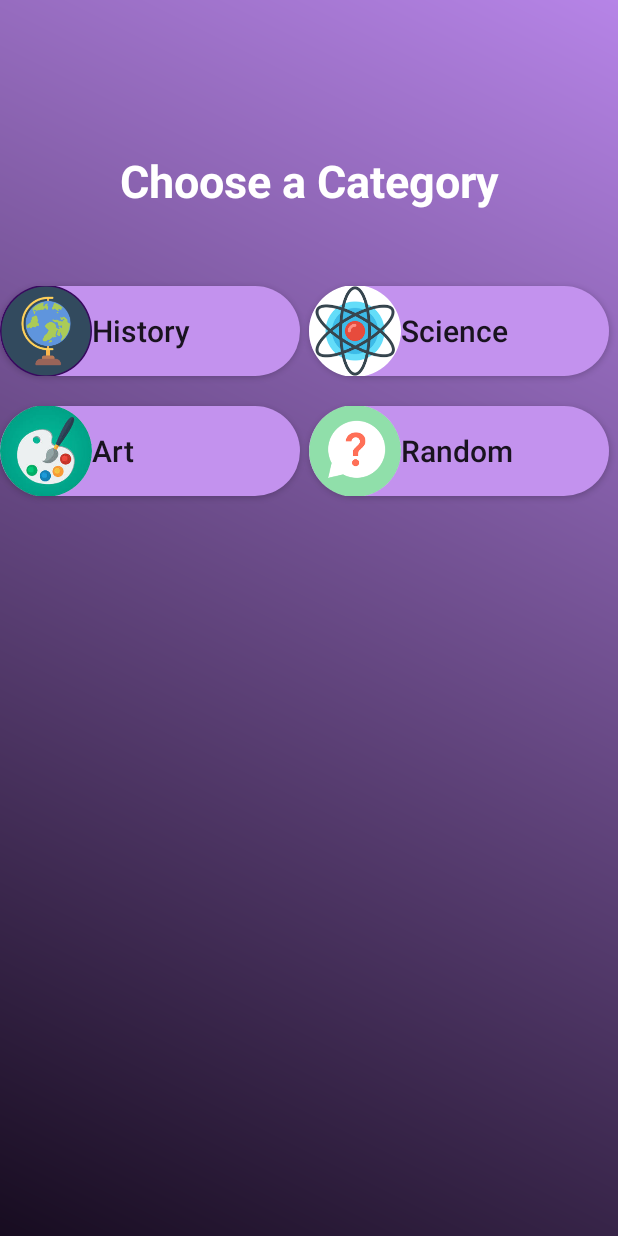
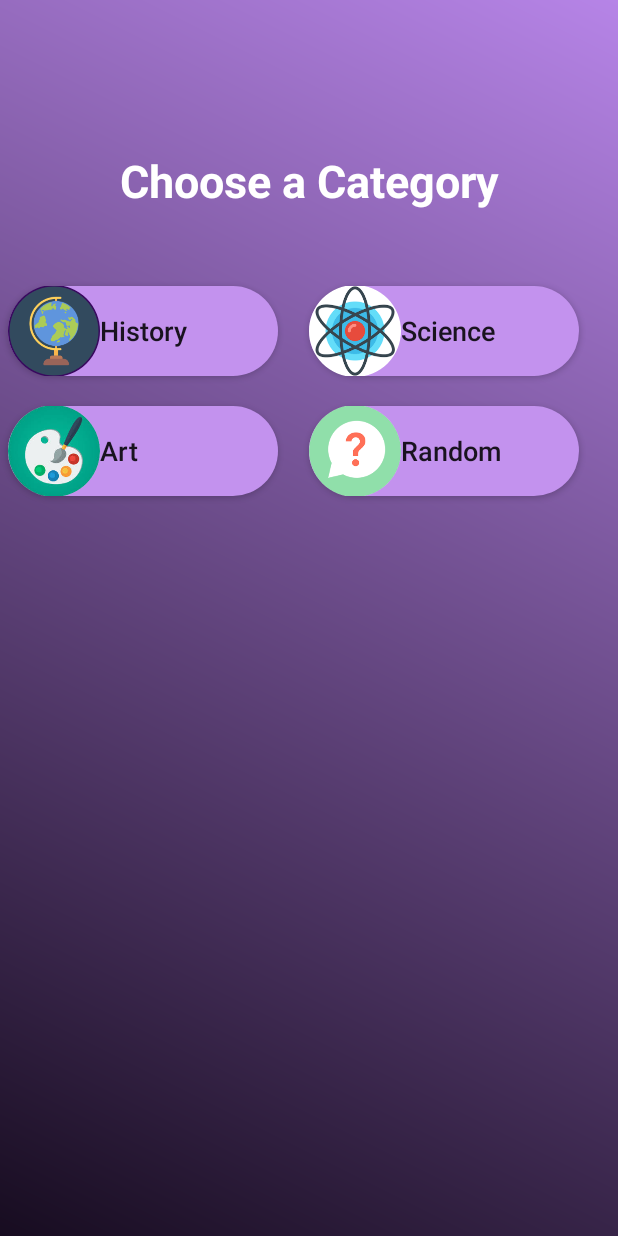
Before and after one commit to McComas-Developer/Fake-Or-Fact, an Android app: the StartGame screen opened directly, with no data from a screen before it, on a phone screen of 412 x 824 dp. Run offline under Robolectric (Android 15) with nearby library versions, the phone set to English and light mode, and no system bars.

Commit message:
finishing quiz yourself changes

```diff
--- a/app/src/main/AndroidManifest.xml
+++ b/app/src/main/AndroidManifest.xml
@@ -9,7 +9,7 @@
         android:roundIcon="@mipmap/fakeorfact_launcher_round"
         android:supportsRtl="true"
         android:theme="@style/AppTheme">
-        <activity android:name=".game.QuizActivity" android:screenOrientation="portrait"></activity>
+        <activity android:name=".game.QuizActivity" android:screenOrientation="portrait"/>
         <activity android:name=".game.StartGame" android:screenOrientation="portrait"/>
         <activity android:name=".game.JoinGame" android:screenOrientation="portrait"/>
         <activity android:name=".game.QuizSelect" android:screenOrientation="portrait"/>
--- a/app/src/main/java/com/michael/fakeorfact/db/QuestionsImp.kt
+++ b/app/src/main/java/com/michael/fakeorfact/db/QuestionsImp.kt
@@ -11,7 +11,7 @@ class QuestionsImp(): QuestionRepository {
         var result = MutableLiveData<List<Question>>()
         db.collection(category).get().addOnSuccessListener {
             result.postValue(it.documents.map {doc ->  doc.toObject(Question::class.java)!! })
-            Log.d("Elijah", "repository got: " + result.toString())
+            Log.d("Questions: ", "repository got: " + result.toString())
         }
         return result
     }
--- a/app/src/main/java/com/michael/fakeorfact/splash/SplashActivity.java
+++ b/app/src/main/java/com/michael/fakeorfact/splash/SplashActivity.java
@@ -3,7 +3,6 @@ package com.michael.fakeorfact.splash;
 import android.content.Intent;
 import android.os.Bundle;
 import androidx.appcompat.app.AppCompatActivity;
-
 import com.michael.fakeorfact.MainActivity;
 
 public class SplashActivity extends AppCompatActivity {
--- a/app/src/main/res/layout/activity_quiz.xml
+++ b/app/src/main/res/layout/activity_quiz.xml
@@ -40,7 +40,7 @@
     <com.airbnb.lottie.LottieAnimationView
         android:id="@+id/ani_correct"
         android:layout_width="match_parent"
-        android:layout_height="300dp"
+        android:layout_height="200dp"
         android:gravity="center_horizontal"
         android:layout_marginBottom="300dp"
         app:lottie_loop="false"
@@ -54,7 +54,7 @@
     <com.airbnb.lottie.LottieAnimationView
         android:id="@+id/ani_wrong"
         android:layout_width="match_parent"
-        android:layout_height="200dp"
+        android:layout_height="150dp"
         android:gravity="center_horizontal"
         android:layout_marginBottom="300dp"
         app:lottie_loop="false"
--- a/app/src/main/res/layout/activity_start_game.xml
+++ b/app/src/main/res/layout/activity_start_game.xml
@@ -22,11 +22,12 @@
         app:layout_constraintLeft_toLeftOf="parent"/>
     <Button
         android:id="@+id/btn_Start_History"
-        android:layout_width="200dp"
+        android:layout_width="180dp"
         android:layout_height="60dp"
         android:text="@string/history"
-        android:textSize="20sp"
+        android:textSize="18sp"
         android:textAllCaps="false"
+        android:layout_marginStart="5dp"
         android:layout_marginTop="50dp"
         android:textAlignment="viewStart"
         android:drawableStart="@drawable/history"
@@ -35,11 +36,12 @@
         app:layout_constraintLeft_toLeftOf="parent" />
     <Button
         android:id="@+id/btn_Start_Science"
-        android:layout_width="200dp"
+        android:layout_width="180dp"
         android:layout_height="60dp"
         android:text="@string/science"
-        android:textSize="20sp"
+        android:textSize="18sp"
         android:textAllCaps="false"
+        android:layout_marginEnd="5dp"
         android:layout_marginTop="50dp"
         android:textAlignment="viewStart"
         android:drawableStart="@drawable/science"
@@ -49,11 +51,12 @@
         app:layout_constraintRight_toRightOf="parent"/>
     <Button
         android:id="@+id/btn_Start_Art"
-        android:layout_width="200dp"
+        android:layout_width="180dp"
         android:layout_height="60dp"
         android:text="@string/art"
-        android:textSize="20sp"
+        android:textSize="18sp"
         android:textAllCaps="false"
+        android:layout_marginStart="5dp"
         android:layout_marginTop="20dp"
         android:textAlignment="viewStart"
         android:drawableStart="@drawable/art"
@@ -63,12 +66,13 @@
 
     <Button
         android:id="@+id/btn_Start_Random"
-        android:layout_width="200dp"
+        android:layout_width="180dp"
         android:layout_height="60dp"
         android:text="@string/random"
-        android:textSize="20sp"
+        android:textSize="18sp"
         android:textAllCaps="false"
         android:layout_marginTop="20dp"
+        android:layout_marginEnd="5dp"
         android:textAlignment="viewStart"
         android:drawableStart="@drawable/random"
         android:background="@drawable/button_state"
@@ -85,9 +89,8 @@
         app:lottie_autoPlay="false"
         app:lottie_fileName="checkmark.json"
         android:elevation="5dp"
-        android:layout_marginStart="150dp"
         app:layout_constraintTop_toBottomOf="@+id/txt_startCategory"
-        app:layout_constraintLeft_toLeftOf="parent" />
+        app:layout_constraintRight_toRightOf="@id/btn_Start_History" />
     <com.airbnb.lottie.LottieAnimationView
         android:id="@+id/ani_start_scienceCheck"
         android:layout_width="60dp"
@@ -98,7 +101,7 @@
         app:lottie_fileName="checkmark.json"
         android:elevation="5dp"
         app:layout_constraintTop_toBottomOf="@+id/txt_startCategory"
-        app:layout_constraintRight_toRightOf="parent"/>
+        app:layout_constraintRight_toRightOf="@id/btn_Start_Science"/>
     <com.airbnb.lottie.LottieAnimationView
         android:id="@+id/ani_start_artCheck"
         android:layout_width="60dp"
@@ -108,9 +111,8 @@
         app:lottie_autoPlay="false"
         app:lottie_fileName="checkmark.json"
         android:elevation="5dp"
-        android:layout_marginStart="150dp"
         app:layout_constraintTop_toBottomOf="@+id/btn_Start_History"
-        app:layout_constraintLeft_toLeftOf="parent"/>
+        app:layout_constraintRight_toRightOf="@id/btn_Start_Art"/>
     <com.airbnb.lottie.LottieAnimationView
         android:id="@+id/ani_start_randomCheck"
         android:layout_width="60dp"
@@ -121,6 +123,6 @@
         app:lottie_fileName="checkmark.json"
         android:elevation="5dp"
         app:layout_constraintTop_toBottomOf="@+id/btn_Start_Science"
-        app:layout_constraintRight_toRightOf="parent"/>
+        app:layout_constraintRight_toRightOf="@id/btn_Start_Random"/>
 
 </androidx.constraintlayout.widget.ConstraintLayout>
--- a/build.gradle
+++ b/build.gradle
@@ -8,7 +8,7 @@ buildscript {
 
     }
     dependencies {
-        classpath 'com.android.tools.build:gradle:3.5.3'
+        classpath 'com.android.tools.build:gradle:3.6.0'
         classpath 'com.google.gms:google-services:4.3.2'
         classpath "org.jetbrains.kotlin:kotlin-gradle-plugin:$kotlin_version"
 
```
Also changed, not shown: app/src/main/java/com/michael/fakeorfact/MainActivity.java (+9 -10 lines), app/src/main/res/anim/fade_in.xml (+5 -5 lines), app/src/main/res/layout/activity_quiz_select.xml (+4 -8 lines), gradle/wrapper/gradle-wrapper.properties.
